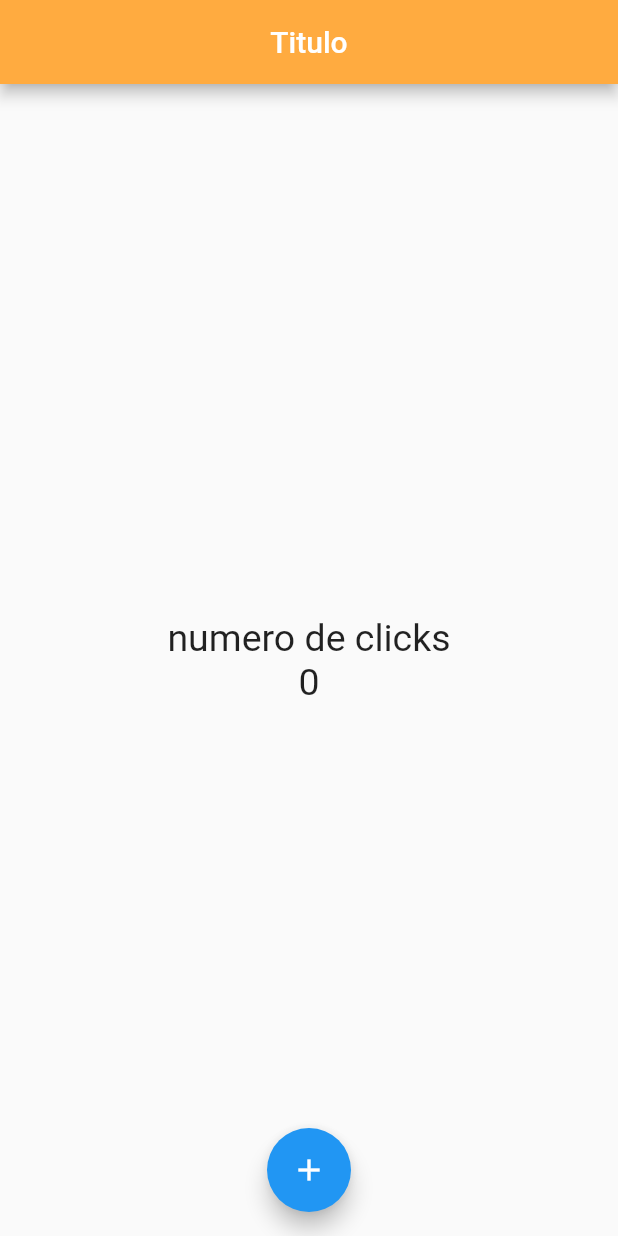
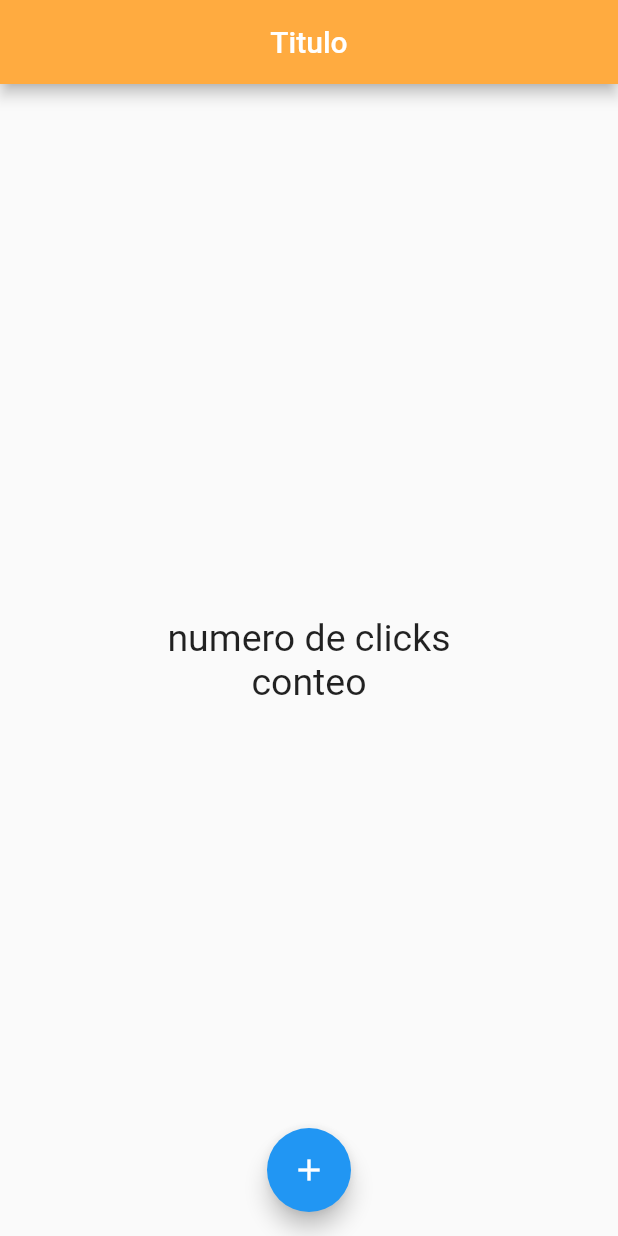
Before and after one commit to Marisabel-Condori/flutter-primera-aplicacion, a Flutter app: the screen it shows after launch, on a phone screen of 412 x 824 dp. Run offline on Flutter 3.47's test engine with Material 2 defaults, Android fonts, the phone set to English and light mode, and no system bars.

Commit message:
cambiar el texto con contador para proximamente sea el contador

```diff
--- a/lib/src/pages/home_pages.dart
+++ b/lib/src/pages/home_pages.dart
@@ -3,6 +3,7 @@ import 'package:flutter/material.dart';
 
 class HomePage extends StatelessWidget {
   final tamanio = new TextStyle(fontSize: 25);
+  final conte = 0;
 
   @override
   Widget build(BuildContext context) {
@@ -21,7 +22,7 @@ class HomePage extends StatelessWidget {
                 style: tamanio,
               ),
               Text(
-                '0',
+                'conteo',
                 style: tamanio,
               )
             ],
```
